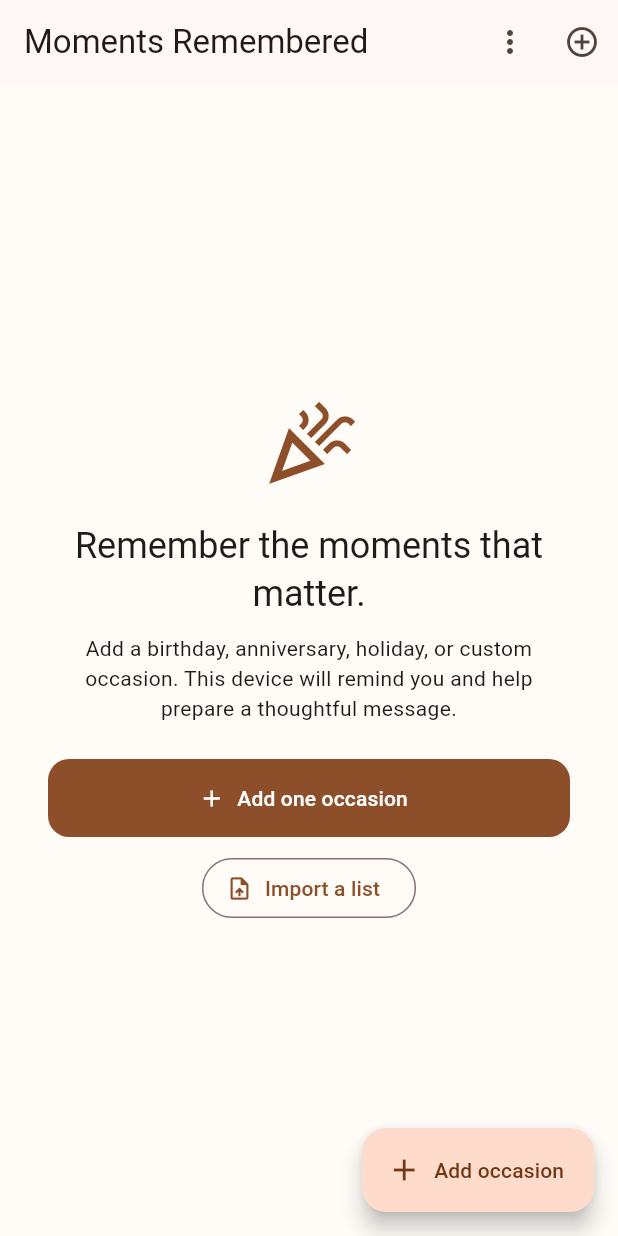
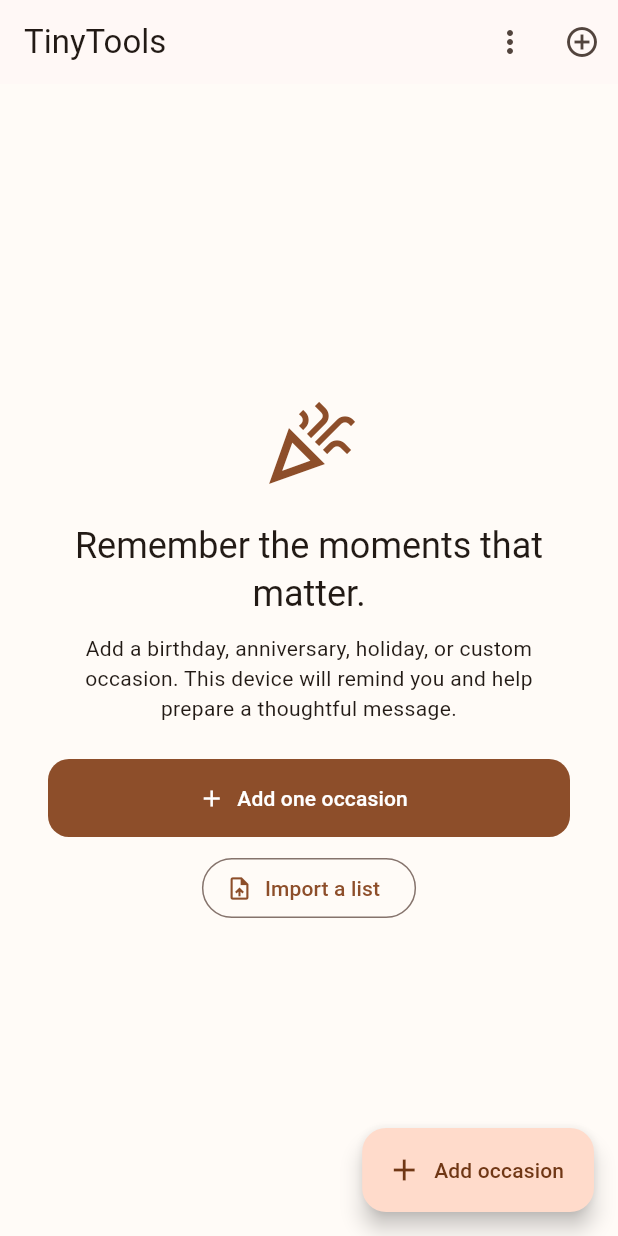
Before and after one commit to ArpithaMurthy/birthday-message-assistant, a Flutter app: the screen it shows after launch, on a phone screen of 412 x 824 dp. Run offline on Flutter 3.47's test engine with Material 3 defaults, Android fonts, the phone set to English and light mode, and no system bars; our stand-ins replace flutter_local_notifications, flutter_timezone, share_plus, shared_preferences, timezone.

Commit message:
Rename product and URLs to TinyTools
Co-authored-by: Copilot <223556219+Copilot@users.noreply.github.com>

```diff
--- a/lib/main.dart
+++ b/lib/main.dart
@@ -14,7 +14,7 @@ class MomentsRememberedApp extends StatelessWidget {
     const seed = Color(0xFF815A46);
     return MaterialApp(
       debugShowCheckedModeBanner: false,
-      title: 'Moments Remembered',
+      title: 'TinyTools Life Admin',
       theme: ThemeData(
         colorScheme: ColorScheme.fromSeed(seedColor: seed, brightness: Brightness.light),
         scaffoldBackgroundColor: const Color(0xFFFFFBF7),
--- a/lib/screens/home_screen.dart
+++ b/lib/screens/home_screen.dart
@@ -98,13 +98,13 @@ class _HomeScreenState extends State<HomeScreen> {
     final file = XFile.fromData(
       Uint8List.fromList(utf8.encode(content)),
       mimeType: 'application/json',
-      name: 'moments-remembered-data.json',
+      name: 'tinytools-life-admin-data.json',
     );
     await SharePlus.instance.share(
       ShareParams(
         files: [file],
-        fileNameOverrides: const ['moments-remembered-data.json'],
-        subject: 'Moments Remembered backup',
+        fileNameOverrides: const ['tinytools-life-admin-data.json'],
+        subject: 'TinyTools Life Admin backup',
         text: 'Private local backup of my occasion reminders.',
       ),
     );
@@ -146,7 +146,7 @@ class _HomeScreenState extends State<HomeScreen> {
     final later = _occasions.where((occasion) => occasion.daysUntil() > 30).toList();
     return Scaffold(
       appBar: AppBar(
-        title: const Text('Moments Remembered'),
+        title: const Text('TinyTools'),
         actions: [
           if (_occasions.isNotEmpty) IconButton(onPressed: _exportCalendar, tooltip: 'Export to calendar', icon: const Icon(Icons.calendar_month_outlined)),
           PopupMenuButton<String>(
--- a/lib/services/calendar_service.dart
+++ b/lib/services/calendar_service.dart
@@ -10,13 +10,13 @@ class CalendarService {
     final file = XFile.fromData(
       Uint8List.fromList(utf8.encode(content)),
       mimeType: 'text/calendar',
-      name: 'moments-remembered.ics',
+      name: 'tinytools-life-admin.ics',
     );
     await SharePlus.instance.share(
       ShareParams(
         files: [file],
-        fileNameOverrides: const ['moments-remembered.ics'],
-        subject: 'Moments Remembered calendar',
+        fileNameOverrides: const ['tinytools-life-admin.ics'],
+        subject: 'TinyTools Life Admin calendar',
         text: 'Import these private recurring occasions into your calendar.',
       ),
     );
@@ -26,10 +26,10 @@ class CalendarService {
     final lines = <String>[
       'BEGIN:VCALENDAR',
       'VERSION:2.0',
-      'PRODID:-//Moments Remembered//Occasions//EN',
+      'PRODID:-//TinyTools//Life Admin//EN',
       'CALSCALE:GREGORIAN',
       'METHOD:PUBLISH',
-      'X-WR-CALNAME:Moments Remembered',
+      'X-WR-CALNAME:TinyTools Life Admin',
     ];
     final stamp = _dateTime(DateTime.now().toUtc());
     for (final occasion in occasions) {
@@ -37,7 +37,7 @@ class CalendarService {
       final start = '${next.year.toString().padLeft(4, '0')}${next.month.toString().padLeft(2, '0')}${next.day.toString().padLeft(2, '0')}';
       lines.addAll([
         'BEGIN:VEVENT',
-        'UID:${_escape(occasion.id)}@moments-remembered.local',
+        'UID:${_escape(occasion.id)}@tinytools.local',
         'DTSTAMP:$stamp',
         'DTSTART;VALUE=DATE:$start',
         if (occasion.repeat == 'yearly') 'RRULE:FREQ=YEARLY',
```
Also changed, not shown: 9 other files.
